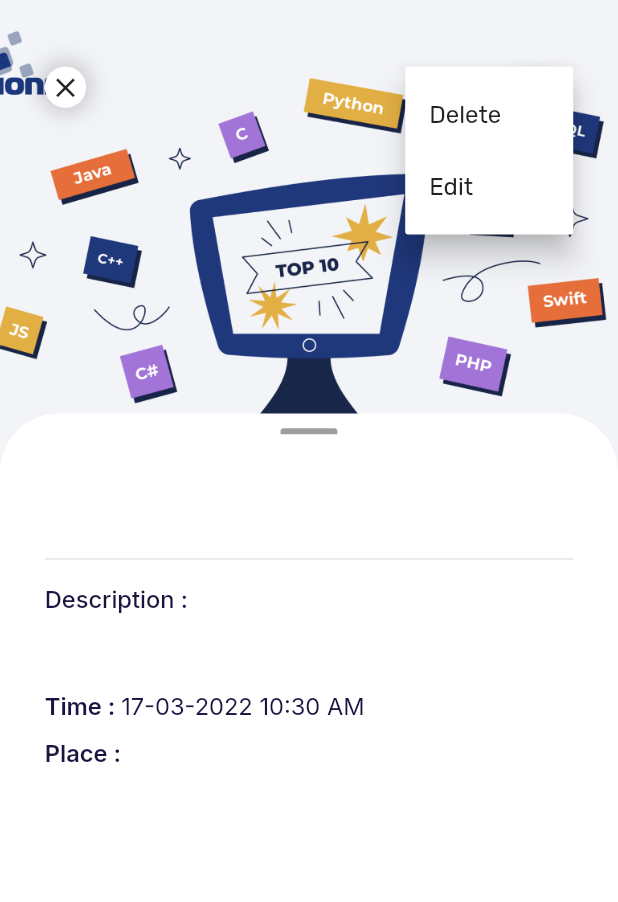
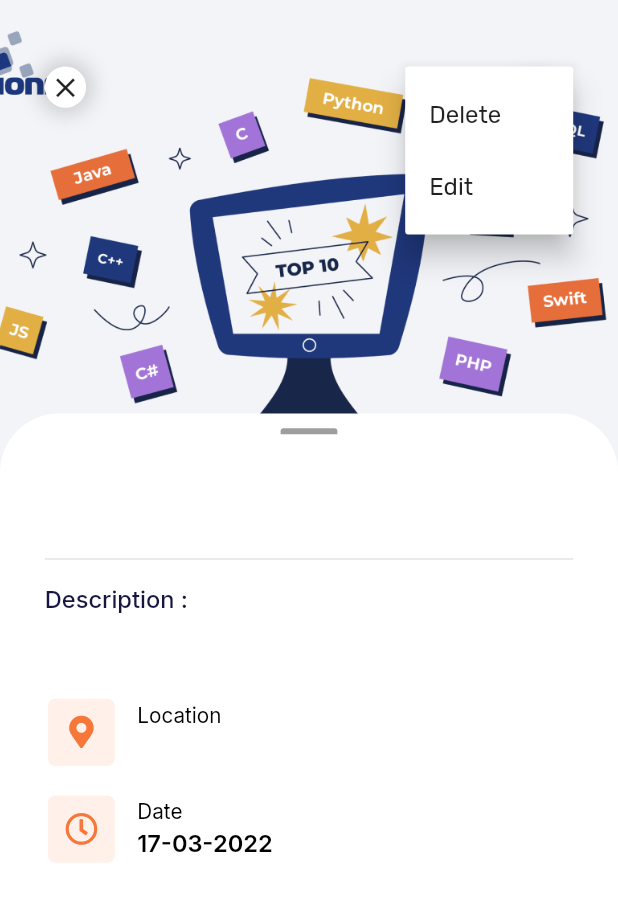
Before and after one commit to Sajid-ikram/LU-CSE-Community-, a Flutter app: the EventDetail screen opened directly with empty values, after a tap on the "keyboard control" icon, on a phone screen of 412 x 824 dp. Shown: the top 902 px of the screen. Run offline on Flutter 3.47's test engine with Material 2 defaults, Android fonts, the phone set to English and light mode, and no system bars; our stand-ins replace animated_bottom_navigation_bar, cloud_firestore, file_picker, firebase_auth, firebase_core, firebase_storage and 11 more; missing offline and left inert: flutter_picker, onesignal_flutter, syncfusion_flutter_pdfviewer; accounts and stored records are empty.

Commit message:
Bug Fixing

```diff
--- a/lib/view/dashboard/LUCC&ACM/event_detail.dart
+++ b/lib/view/dashboard/LUCC&ACM/event_detail.dart
@@ -3,8 +3,10 @@ import 'dart:ui';
 import 'package:cloud_firestore/cloud_firestore.dart';
 import 'package:flutter/material.dart';
 import 'package:flutter_screenutil/flutter_screenutil.dart';
+import 'package:font_awesome_flutter/font_awesome_flutter.dart';
 import 'package:google_fonts/google_fonts.dart';
 import 'package:lu_cse_community/constant/constant.dart';
+import 'package:lu_cse_community/view/dashboard/LUCC&ACM/widgets/events.dart';
 import 'package:provider/provider.dart';
 import '../../../constant/constant.dart';
 import 'package:intl/intl.dart';
@@ -84,7 +86,6 @@ class _EventDetailState extends State<EventDetail> {
                           ),
                         ),
                       ),
-
                       Divider(
                         indent: 30.w,
                         endIndent: 30.w,
@@ -110,20 +111,28 @@ class _EventDetailState extends State<EventDetail> {
                           widget.data!["description"],
                           textAlign: TextAlign.justify,
                           style: GoogleFonts.inter(
-                            color: Color(0xff555555),
+                            color: const Color(0xff555555),
                             fontSize: 14.sp,
                             fontWeight: FontWeight.w500,
                           ),
                         ),
                       ),
                       SizedBox(height: 10.h),
-                      buildInfoRow(
-                          "Time : ",
-                          _changeTime(
-                              DateTime.parse(widget.data!["schedule"]))),
-                      buildInfoRow("Place : ", widget.data!["place"]),
-
-
+                      Padding(
+                        padding: EdgeInsets.symmetric(
+                            horizontal: 32.w, vertical: 10.h),
+                        child: _buildRow(FontAwesomeIcons.mapMarkerAlt,
+                            widget.data!["place"], "Location"),
+                      ),
+                      Padding(
+                        padding: EdgeInsets.symmetric(
+                            horizontal: 32.w, vertical: 10.h),
+                        child: _buildRow(
+                          FontAwesomeIcons.clock,
+                          _changeTime(DateTime.parse(widget.data!["schedule"])),
+                          "Date",
+                        ),
+                      ),
                     ],
                   ),
                 )
@@ -182,20 +191,59 @@ class _EventDetailState extends State<EventDetail> {
     );
   }
 
+  Row _buildRow(IconData iconData, String title, String place) {
+    return Row(
+      crossAxisAlignment: CrossAxisAlignment.center,
+      children: [
+        Container(
+            height: 45.w,
+            width: 45.w,
+            decoration: BoxDecoration(
+              borderRadius: BorderRadius.circular(5),
+              color: const Color(0xffFFF1EA),
+            ),
+            child: Icon(
+              iconData,
+              color: const Color(0xffF57739),
+              size: 22.sp,
+            )),
+        SizedBox(width: 15.w),
+        Column(
+          crossAxisAlignment: CrossAxisAlignment.start,
+          children: [
+            Text(
+              place,
+              style: GoogleFonts.inter(
+                  color: Colors.black,
+                  fontWeight: FontWeight.w400,
+                  fontSize: 14.sp),
+            ),
+            SizedBox(height: 3.h),
+            Text(
+              title,
+              style: GoogleFonts.inter(
+                  color: Colors.black,
+                  fontWeight: FontWeight.w600,
+                  fontSize: 16.sp),
+            ),
+          ],
+        )
+      ],
+    );
+  }
+
   Container buildContainerIcon(IconData iconData) {
     return Container(
       padding: EdgeInsets.all(3.sp),
-                  decoration:  BoxDecoration(
+      decoration: BoxDecoration(
           shape: BoxShape.circle,
           color: Colors.white,
           boxShadow: [
             BoxShadow(
                 color: Colors.black.withOpacity(0.15),
                 blurRadius: 10,
-                        spreadRadius: 5
-                      )
-                    ]
-                  ),
+                spreadRadius: 5)
+          ]),
       child: Icon(
         iconData,
         size: 22.sp,
@@ -235,7 +283,7 @@ class _EventDetailState extends State<EventDetail> {
 }
 
 String _changeTime(DateTime dt) {
-  var dateFormat = DateFormat("dd-MM-yyyy hh:mm aa");
+  var dateFormat = DateFormat("dd-MM-yyyy");
   var utcDate = dateFormat.format(DateTime.parse(dt.toString()));
   var localDate = dateFormat.parse(utcDate, true).toLocal().toString();
   return dateFormat.format(DateTime.parse(localDate));
--- a/lib/view/dashboard/LUCC&ACM/widgets/events.dart
+++ b/lib/view/dashboard/LUCC&ACM/widgets/events.dart
@@ -77,7 +77,10 @@ class _EventsState extends State<Events> {
                     context,
                     MaterialPageRoute(
                       builder: (context) {
-                        return EventDetail(data: data?.docs[index], pageName: widget.page,);
+                        return EventDetail(
+                          data: data?.docs[index],
+                          pageName: widget.page,
+                        );
                       },
                     ),
                   );
@@ -114,7 +117,23 @@ class _EventsState extends State<Events> {
                               ),
                       ),
                       SizedBox(height: 20.h),
-                      Row(
+                      buildRow(date, data?.docs[index]["title"],
+                          data?.docs[index]["place"])
+                    ],
+                  ),
+                ),
+              );
+            },
+            itemCount: size,
+          );
+        },
+      ),
+    );
+  }
+}
+
+Row buildRow(DateTime date, String title, String place) {
+  return Row(
     crossAxisAlignment: CrossAxisAlignment.center,
     children: [
       Container(
@@ -150,7 +169,7 @@ class _EventsState extends State<Events> {
         crossAxisAlignment: CrossAxisAlignment.start,
         children: [
           Text(
-                                " " + data?.docs[index]["title"],
+            " " + title,
             style: GoogleFonts.inter(
                 color: Colors.black,
                 fontWeight: FontWeight.w700,
@@ -165,7 +184,7 @@ class _EventsState extends State<Events> {
                 color: dashboardColor,
               ),
               Text(
-                                    data?.docs[index]["place"],
+                place,
                 style: GoogleFonts.inter(
                     color: Colors.black,
                     fontWeight: FontWeight.w400,
@@ -176,16 +195,5 @@ class _EventsState extends State<Events> {
         ],
       )
     ],
-                      )
-                    ],
-                  ),
-                ),
-              );
-            },
-            itemCount: size,
-          );
-        },
-      ),
   );
 }
-}
--- a/lib/view/sign_in_sign_up/varification.dart
+++ b/lib/view/sign_in_sign_up/varification.dart
@@ -124,7 +124,7 @@ class _VerificationAndHomeScreenState extends State<VerificationAndHomeScreen> {
                     SizedBox(
                       width: 300.w,
                       child: Text(
-                        "We have sent a password recover instructions to your email",
+                        "We have sent a verification link to your email to your email",
                         style: GoogleFonts.inter(
                           fontSize: 14.sp,
                           color: mainColor,
```
Also changed, not shown: lib/provider/contest_provider.dart (+1 -16 lines), lib/view/dashboard/LUCC&ACM/add_new_event_or_post.dart (+9 -20 lines). Lines whose indentation alone changed are shown as unchanged.
